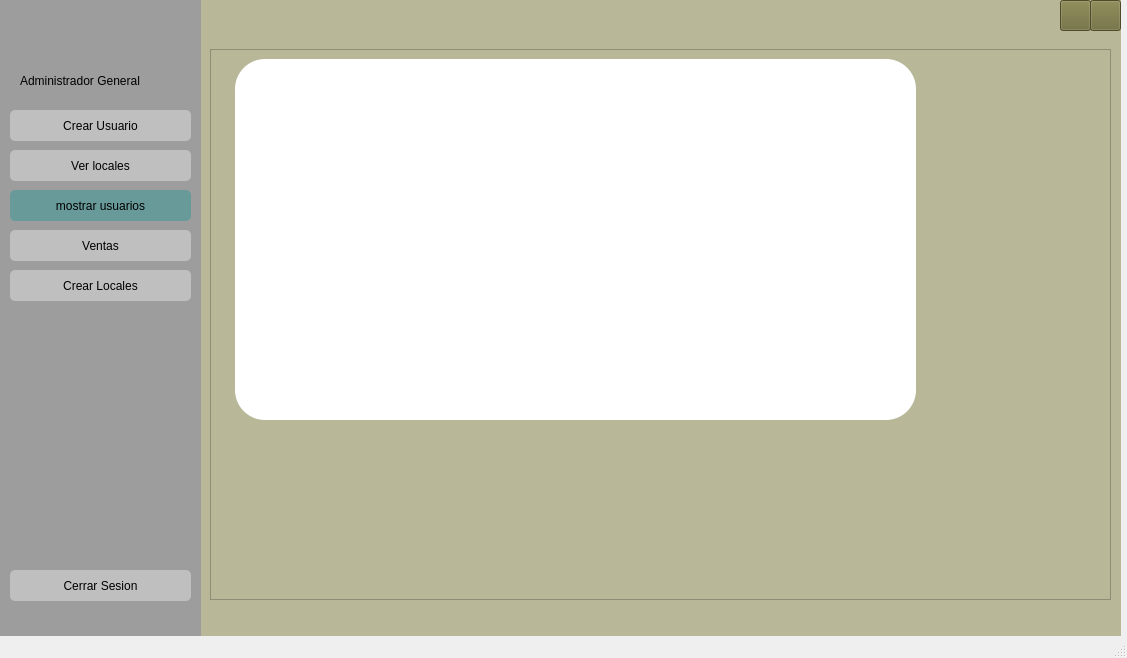
This is Vistas/ui_files/Admi.G(mostrarusuarios).ui in BlacKomm636/ProyectoPOO as Qt 5 draws it before an edit. The edited form follows.
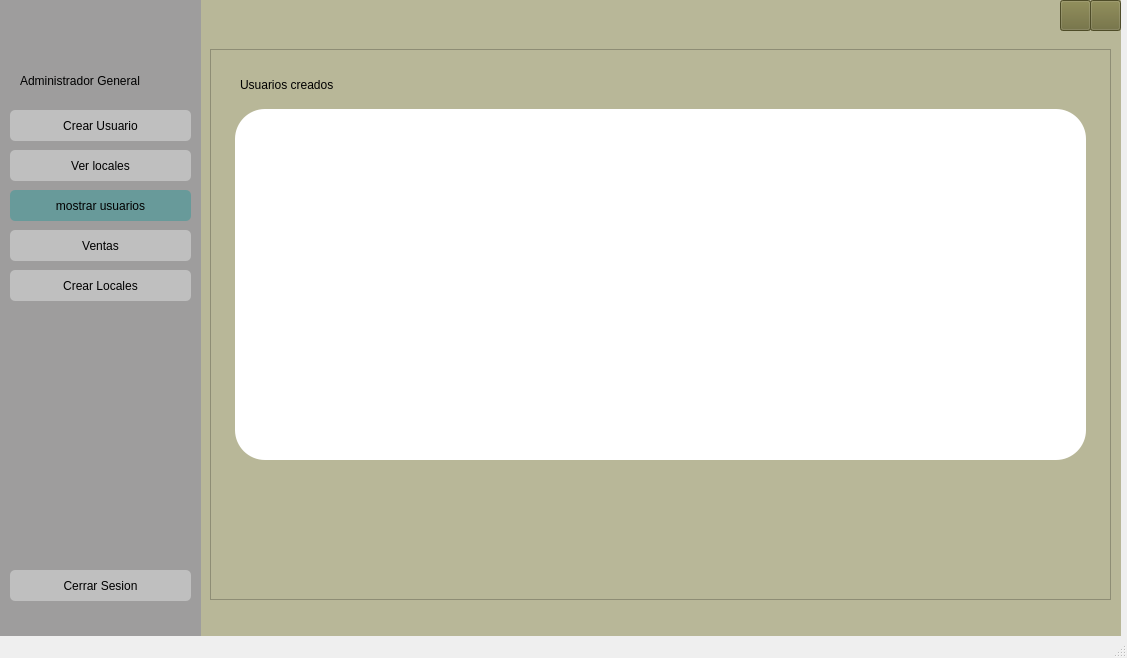
This is the edited form. Icons and pictures are not drawn.

Commit message: Se implementa el editar y eliminar usuarios en la tabla

What changed in the file:
```diff
--- a/Vistas/ui_files/Admi.G(mostrarusuarios).ui
+++ b/Vistas/ui_files/Admi.G(mostrarusuarios).ui
@@ -284,9 +284,9 @@
          <property name="geometry">
           <rect>
            <x>25</x>
-           <y>10</y>
-           <width>681</width>
-           <height>361</height>
+           <y>60</y>
+           <width>851</width>
+           <height>351</height>
           </rect>
          </property>
          <property name="styleSheet">
@@ -295,6 +295,22 @@
 border:2px soild #6B675A;</string>
          </property>
         </widget>
+        <widget class="QLabel" name="label">
+         <property name="geometry">
+          <rect>
+           <x>30</x>
+           <y>20</y>
+           <width>181</width>
+           <height>31</height>
+          </rect>
+         </property>
+         <property name="styleSheet">
+          <string notr="true">font: 87 10pt &quot;Arial Black&quot;;</string>
+         </property>
+         <property name="text">
+          <string>Usuarios creados</string>
+         </property>
+        </widget>
        </widget>
       </item>
      </layout>
```
The commit also changes 14 other files.
